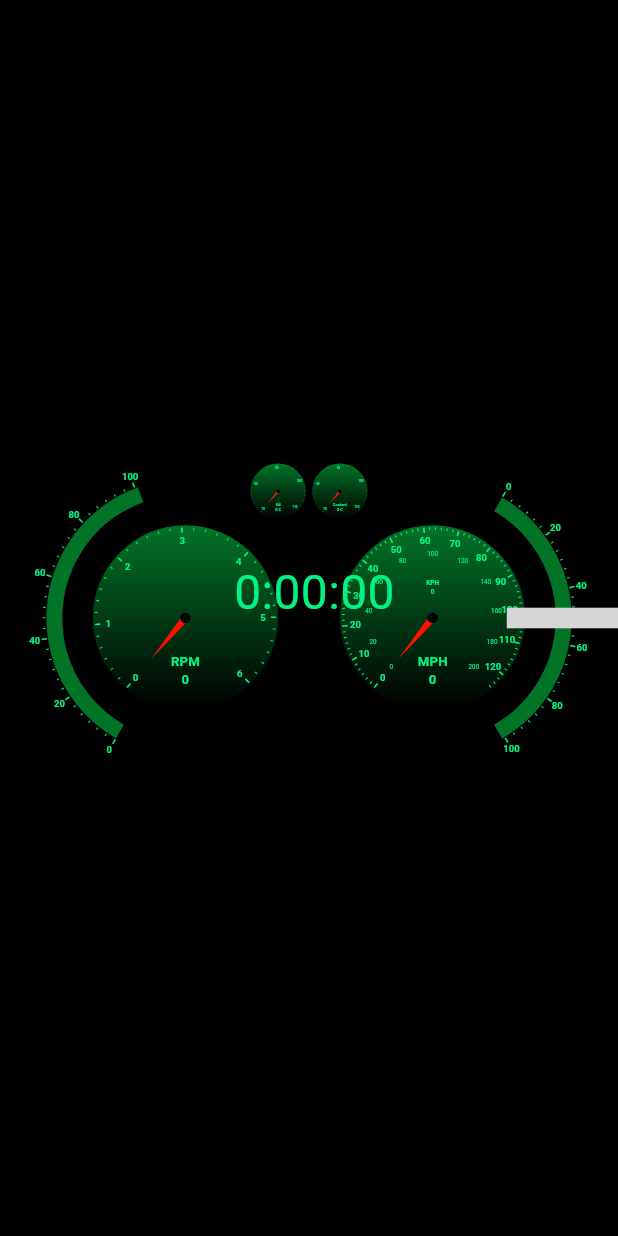
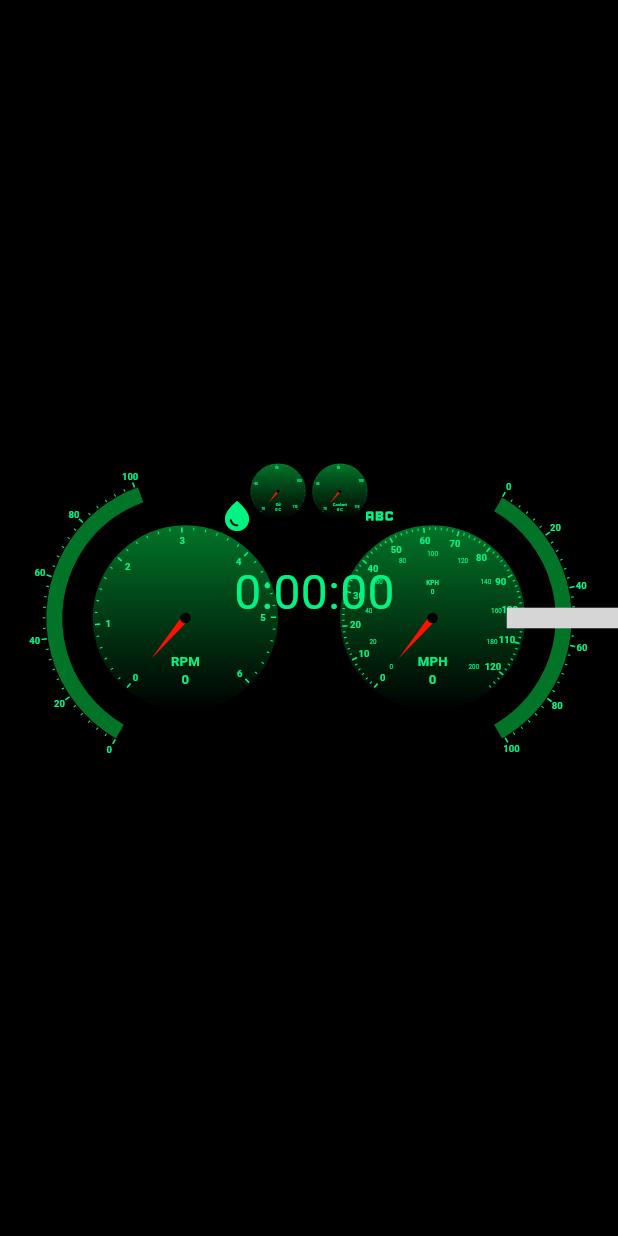
Before and after one commit to AsaHenley/car_gauge, a Flutter app: the screen it shows after launch, on a phone screen of 412 x 824 dp. Run offline on Flutter 3.47's test engine with Material 3 defaults, Android fonts, the phone set to English and light mode, and no system bars; drawn by our look-alikes of syncfusion_flutter_gauges; network calls fail; grey boxes are pictures that could not be loaded.

Commit message:
Fixed obd data, added query commands and async possible. Added status symbols to dashboard

```diff
--- a/car_gauges_flutter/lib/main.dart
+++ b/car_gauges_flutter/lib/main.dart
@@ -46,7 +46,7 @@ class Display extends StatefulWidget{
     GaugeTheme(Color.fromARGB(255, 1, 243, 130), Color.fromARGB(255, 2, 116, 40), Color.fromARGB(255, 0, 0, 0)),
     GaugeTheme(Color.fromARGB(255, 255, 1, 242), Color.fromARGB(255, 1, 76, 105), Color.fromARGB(255, 0, 0, 0)),
     GaugeTheme(Color.fromARGB(255, 1, 255, 200), Color.fromARGB(255, 67, 1, 105), Color.fromARGB(255, 0, 0, 0)),
-    GaugeTheme(Color.fromARGB(255, 248, 60, 3), Color.fromARGB(255, 0, 0, 0), Color.fromARGB(255, 0, 0, 0)),
+    GaugeTheme(Color.fromARGB(255, 248, 60, 3), Color.fromARGB(255, 0, 0, 0), Color.fromARGB(255, 0, 0, 0), badStatus: Color.fromARGB(255, 255, 1, 242)),
     GaugeTheme(Color.fromARGB(255, 241, 238, 4), Color.fromARGB(255, 209, 112, 1), Color.fromARGB(255, 0, 0, 0)),
   ];
 
@@ -67,11 +67,13 @@ class DisplayState extends State<Display>{
   late GaugeTheme curTheme;
   int themeIndex = 0;
   late Timer timer;
+  bool badStat = false;
 
   @override
   void initState(){
     super.initState();
     curTheme = widget.themes[themeIndex];
+    // ---- TIMER SETTING ----
     timer = Timer.periodic(Duration(milliseconds: 5000), setNewData);
   }
 
@@ -79,6 +81,7 @@ class DisplayState extends State<Display>{
     getObdData().then((data){
       setState(() {
         if(!hasData){return;}
+        try {
           speed = data['speed'].toDouble();
           rmp = data['rpm'].toDouble();
           fuelLevel = data['fuel'].toDouble();
@@ -86,6 +89,9 @@ class DisplayState extends State<Display>{
           coolTemp = data['coolant_temp'].toDouble();
           oilTemp = data['oil_temp'].toDouble();
           tripTime = Duration(seconds: data['run_time']);
+          badStat = !badStat;
+        }
+        catch(_){} // if data came back bad just don't update
       });
     });
   }
@@ -95,10 +101,11 @@ class DisplayState extends State<Display>{
     Size screenSize = MediaQuery.of(context).size;
     double centerPoint = screenSize.height * 0.5;
     double baseWidth = screenSize.width * 0.3; // Size of gauges
-    Offset speedLoc = Offset(centerPoint, screenSize.width * 0.7) - Offset(baseWidth/2, baseWidth/2); // Location of gauges
-    Offset rpmLoc = Offset(centerPoint, screenSize.width * 0.3) - Offset(baseWidth/2, baseWidth/2);
-    Offset oilLoc = Offset(centerPoint * 0.9, screenSize.width * 0.45) - Offset(baseWidth/2, baseWidth*.3/2);
-    Offset coolLoc = Offset(centerPoint * 0.9, screenSize.width * 0.55) - Offset(baseWidth/2, baseWidth*.3/2);
+    Offset speedLoc = Offset(screenSize.width * 0.7, centerPoint) - Offset(baseWidth/2, baseWidth/2); // Location of gauges
+    Offset rpmLoc = Offset(screenSize.width * 0.3, centerPoint) - Offset(baseWidth/2, baseWidth/2);
+    Offset oilLoc = Offset(screenSize.width * 0.45, centerPoint * 0.9) - Offset(baseWidth*.3/2, baseWidth/2);
+    Offset coolLoc = Offset(screenSize.width * 0.55, centerPoint * 0.9) - Offset(baseWidth*.3/2, baseWidth/2);
+    Offset timeLoc = Offset(screenSize.width/2 - 50, screenSize.height/2 - 40);
     return GestureDetector(
       onTap: () {
         setState(() {
@@ -115,71 +122,69 @@ class DisplayState extends State<Display>{
         color: curTheme.background,
         child: Stack(
           children: [
-            Positioned( // Speedometer
-              top: speedLoc.dx,
-              left: speedLoc.dy,
+            // ---- SPEEDOMETER ----
+            Positioned(top: speedLoc.dy, left: speedLoc.dx,
               child: Container(
                 width: baseWidth,
                 decoration: BoxDecoration(shape: BoxShape.circle, gradient: LinearGradient(colors: [curTheme.background, curTheme.secondaryColor], begin: Alignment.bottomCenter, end: Alignment.topCenter)),
                 child: FittedBox(fit: BoxFit.contain, child: Speedometer(speedKph: speed, title: 'MPH', mainColor: curTheme.mainColor, secondaryColor: curTheme.secondaryColor))
               )
             ),
-            Positioned( // Throttle Level
-              top: speedLoc.dx,
-              left: speedLoc.dy,
+            // ---- THROTTLE ----
+            Positioned(top: speedLoc.dy, left: speedLoc.dx,
               child: SizedBox(
                 width: baseWidth,
                 child: FittedBox(fit: BoxFit.contain, child: RadialLevel(level: fuelLevel, startAng: 300, endAng: 60, mainColor: curTheme.mainColor, secondaryColor: curTheme.secondaryColor))
               )
             ),
-            Positioned( // RMP
-              top: rpmLoc.dx,
-              left: rpmLoc.dy,
+            // ---- RMP ----
+            Positioned(top: rpmLoc.dy, left: rpmLoc.dx,
               child: Container(
                 width: baseWidth,
                 decoration: BoxDecoration(shape: BoxShape.circle, gradient: LinearGradient(colors: [curTheme.background, curTheme.secondaryColor], begin: Alignment.bottomCenter, end: Alignment.topCenter)),
                 child: FittedBox(fit: BoxFit.contain, child: RmpGauge(value: rmp/1000, title: 'RPM', annotation: '${rmp.round()}', mainColor: curTheme.mainColor, secondaryColor: curTheme.secondaryColor))
               )
             ),
-            Positioned( // Other
-              top: rpmLoc.dx,
-              left: rpmLoc.dy,
+             // ---- FFFFFFF ----
+            Positioned(top: rpmLoc.dy, left: rpmLoc.dx,
               child: SizedBox(
                 width: baseWidth,
                 child: FittedBox(fit: BoxFit.contain, child: RadialLevel(level: throttle, startAng: 120, endAng: 250, mainColor: curTheme.mainColor, secondaryColor: curTheme.secondaryColor))
               )
             ),
-            Positioned( // Oil Temp
-              top: oilLoc.dx,
-              left: oilLoc.dy,
+            // ---- OIL TEMP ----
+            Positioned(top: oilLoc.dy, left: oilLoc.dx,
               child: Container(
                 width: baseWidth * 0.3,
                 decoration: BoxDecoration(shape: BoxShape.circle, gradient: LinearGradient(colors: [curTheme.background, curTheme.secondaryColor], begin: Alignment.bottomCenter, end: Alignment.topCenter)),
                 child: FittedBox(fit: BoxFit.contain, child: RmpGauge(value: oilTemp, minVal: 70, maxVal: 111, title: 'Oil', annotation: '${oilTemp.round()} C', mainColor: curTheme.mainColor, secondaryColor: curTheme.secondaryColor))
               )
             ),
-            Positioned( // Coolant Temp
-              top: coolLoc.dx,
-              left: coolLoc.dy,
+            // ---- COOLANT TEMP ----
+            Positioned(top: coolLoc.dy, left: coolLoc.dx,
               child:  Container(
                 width: baseWidth * 0.3,
                 decoration: BoxDecoration(shape: BoxShape.circle, gradient: LinearGradient(colors: [curTheme.background, curTheme.secondaryColor], begin: Alignment.bottomCenter, end: Alignment.topCenter)),
                 child: FittedBox(fit: BoxFit.contain, child: RmpGauge(value: coolTemp, minVal: 70, maxVal: 111, title: 'Coolant', annotation: '${coolTemp.round()} C',  mainColor: curTheme.mainColor, secondaryColor: curTheme.secondaryColor))
               )
             ),
-            Positioned( // Fuel Level
-              left: screenSize.width*0.82,
-              top: (screenSize.height - baseWidth) * 0.5,
+            // ---- FUEL LEVEL ----
+            Positioned(top: (screenSize.height - baseWidth) * 0.5, left: screenSize.width * 0.82,
               child: SizedBox(
                 width: screenSize.width * 0.25,
                 height: baseWidth,
                 child: FittedBox(fit: BoxFit.contain, child: LevelGauge(level: fuelLevel, mainColor: curTheme.mainColor, secondaryColor: curTheme.secondaryColor)),
               )
             ),
-            Positioned(
-              left: screenSize.width/2 - 50,
-              top: screenSize.height/2 -40,
+             // ---- CLOCK ----
+            Positioned(top: timeLoc.dy, left: timeLoc.dx,
               child: Text(tripTime.toString().substring(0, tripTime.toString().indexOf('.')), style: TextStyle(color: curTheme.mainColor, fontSize: 32))
+            ),
+            Positioned(top: timeLoc.dy - 40, left: timeLoc.dx - 10,
+              child: Icon(Icons.water_drop, color: oilTemp > 100 ? curTheme.badStatus : curTheme.mainColor)
+            ),
+            Positioned(top: timeLoc.dy - 40, left: timeLoc.dx + 85,
+              child: Icon(Icons.abc, color: badStat ? curTheme.badStatus : curTheme.mainColor)
             )
           ],
         ),
@@ -191,7 +196,8 @@ class DisplayState extends State<Display>{
 
 Future<dynamic> getObdData() async{
   try{
-    final response = await http.get(Uri.parse('http://127.0.0.1:8000/'));
+    // Attmept to get data from the fast api on the local host port 8000
+    final response = await http.get(Uri.parse('http://localhost:8000/')); // http://127.0.0.1:8000
     hasData = true;
     return json.decode(response.body);
   }catch(_){
@@ -203,9 +209,10 @@ Future<dynamic> getObdData() async{
 }
 
 class GaugeTheme{
-  const GaugeTheme(this.mainColor,this.secondaryColor, this.background);
+  const GaugeTheme(this.mainColor, this.secondaryColor, this.background, {this.badStatus = Colors.red});
 
   final Color mainColor;
   final Color secondaryColor;
   final Color background;
+  final Color badStatus;
 }
```
Also changed, not shown: 1 other file. Lines whose indentation alone changed are shown as unchanged.
